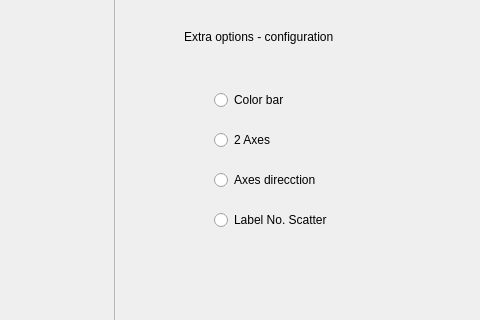
First picture: the form in pop_up_scatter.ui, repository aquinterol/App_Medizin, before the edit; both pictures show x 906 to 1386 and y 423 to 743 of the 1386 by 828 pixel window.
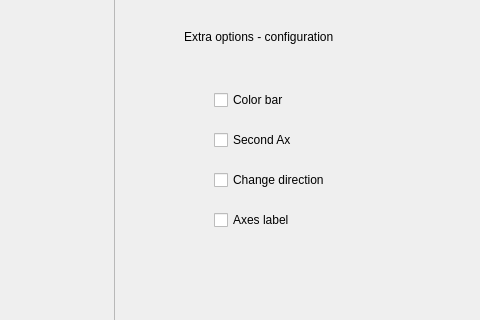
Second picture: the form after the edit.

What changed in the file:
```diff
--- a/pop_up_scatter.ui
+++ b/pop_up_scatter.ui
@@ -139,58 +139,6 @@
     <enum>QFrame::Shadow::Raised</enum>
    </property>
   </widget>
-  <widget class="QRadioButton" name="colobar">
-   <property name="geometry">
-    <rect>
-     <x>1120</x>
-     <y>510</y>
-     <width>112</width>
-     <height>26</height>
-    </rect>
-   </property>
-   <property name="text">
-    <string>Color bar</string>
-   </property>
-  </widget>
-  <widget class="QRadioButton" name="axes">
-   <property name="geometry">
-    <rect>
-     <x>1120</x>
-     <y>550</y>
-     <width>112</width>
-     <height>26</height>
-    </rect>
-   </property>
-   <property name="text">
-    <string>2 Axes</string>
-   </property>
-  </widget>
-  <widget class="QRadioButton" name="axdirection">
-   <property name="geometry">
-    <rect>
-     <x>1120</x>
-     <y>590</y>
-     <width>151</width>
-     <height>26</height>
-    </rect>
-   </property>
-   <property name="text">
-    <string>Axes direcction </string>
-   </property>
-  </widget>
-  <widget class="QRadioButton" name="labelscatr">
-   <property name="geometry">
-    <rect>
-     <x>1120</x>
-     <y>630</y>
-     <width>181</width>
-     <height>26</height>
-    </rect>
-   </property>
-   <property name="text">
-    <string>Label No. Scatter</string>
-   </property>
-  </widget>
   <widget class="QComboBox" name="boxxoro">
    <property name="geometry">
     <rect>
@@ -224,6 +172,58 @@
     <string>Extra options - configuration</string>
    </property>
   </widget>
+  <widget class="QCheckBox" name="colorbar">
+   <property name="geometry">
+    <rect>
+     <x>1120</x>
+     <y>510</y>
+     <width>93</width>
+     <height>26</height>
+    </rect>
+   </property>
+   <property name="text">
+    <string>Color bar</string>
+   </property>
+  </widget>
+  <widget class="QCheckBox" name="secondax">
+   <property name="geometry">
+    <rect>
+     <x>1120</x>
+     <y>550</y>
+     <width>121</width>
+     <height>26</height>
+    </rect>
+   </property>
+   <property name="text">
+    <string>Second Ax</string>
+   </property>
+  </widget>
+  <widget class="QCheckBox" name="direction">
+   <property name="geometry">
+    <rect>
+     <x>1120</x>
+     <y>590</y>
+     <width>151</width>
+     <height>26</height>
+    </rect>
+   </property>
+   <property name="text">
+    <string>Change direction</string>
+   </property>
+  </widget>
+  <widget class="QCheckBox" name="axlabel">
+   <property name="geometry">
+    <rect>
+     <x>1120</x>
+     <y>630</y>
+     <width>151</width>
+     <height>26</height>
+    </rect>
+   </property>
+   <property name="text">
+    <string>Axes label</string>
+   </property>
+  </widget>
  </widget>
  <resources/>
  <connections/>
```
Left out of the diff: 1 changed line with no effect on the pictures.
